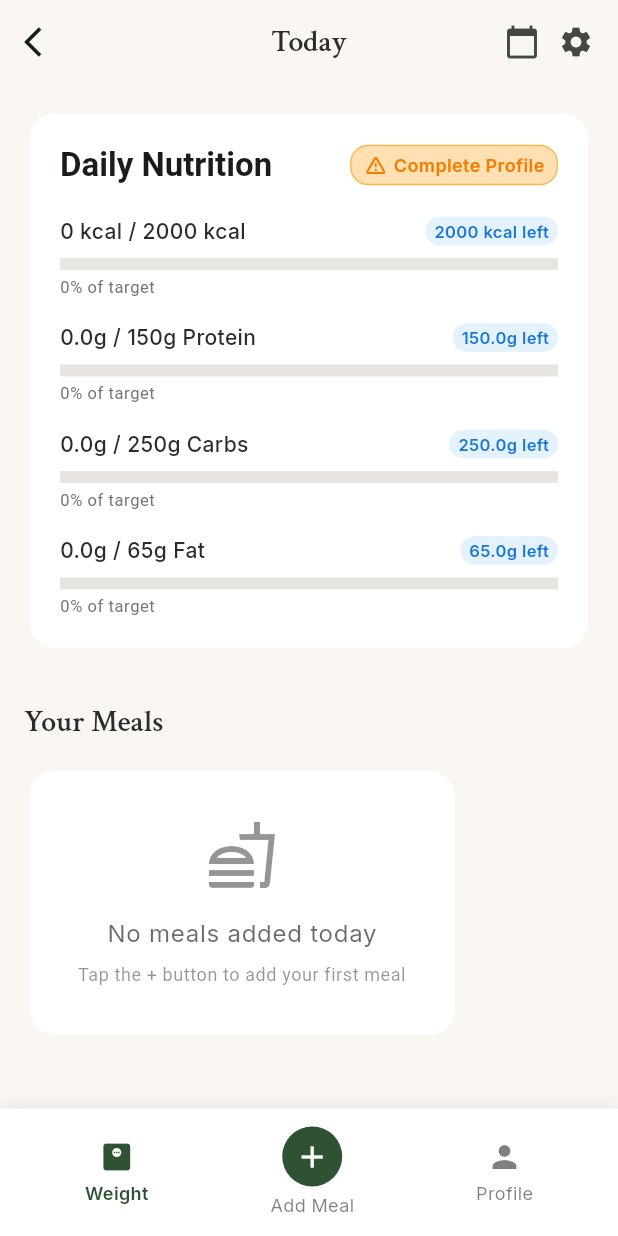
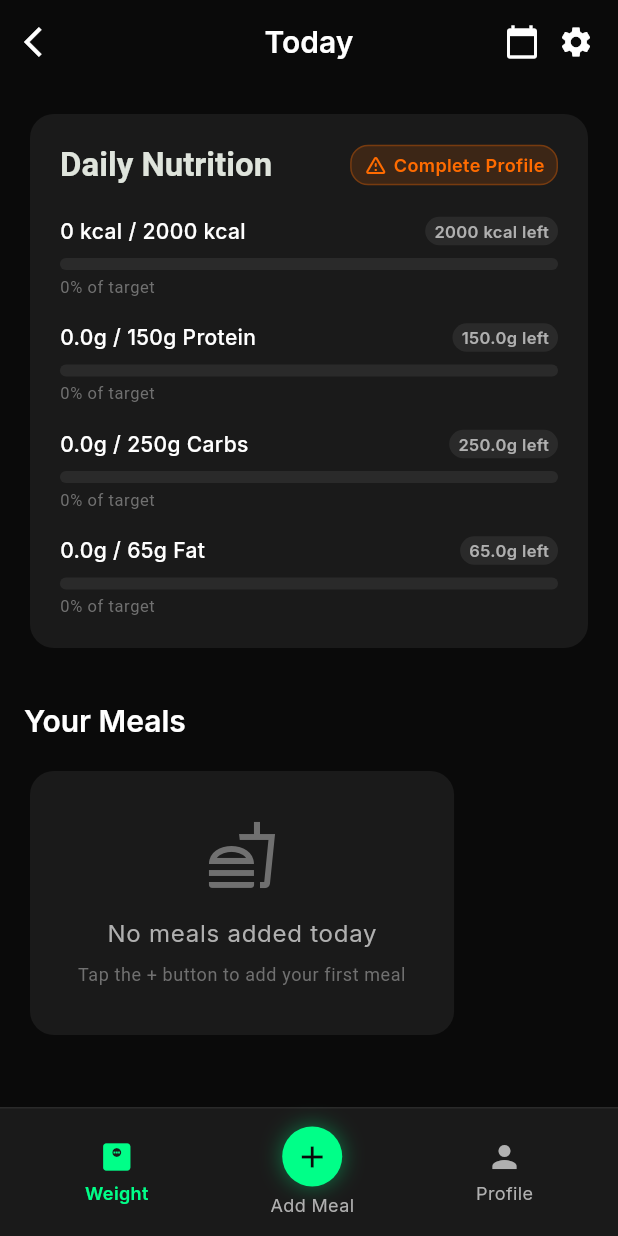
Before and after one commit to norbertgrzenkowicz/calories_counter, a Flutter app: the DashboardScreen screen opened directly with empty values, on a phone screen of 412 x 824 dp. Run offline on Flutter 3.47's test engine with Material 3 defaults, Android fonts, the light colour scheme and no system bars; our stand-ins replace camera, fl_chart, flutter_riverpod, freezed_annotation, get_it, google_fonts and 8 more; missing offline and left inert: mobile_scanner; accounts and stored records are empty; generated files the repository leaves out were written again; statements that could not run were skipped.

Commit message:
colors changed yaaay

```diff
--- a/flutter_app/lib/screens/barcode_scanner_screen.dart
+++ b/flutter_app/lib/screens/barcode_scanner_screen.dart
@@ -88,7 +88,7 @@ class _BarcodeScannerScreenState extends State<BarcodeScannerScreen> {
           Container(
             decoration: ShapeDecoration(
               shape: QrScannerOverlayShape(
-                borderColor: AppTheme.primaryGreen,
+                borderColor: AppTheme.neonGreen,
                 borderRadius: 10,
                 borderLength: 30,
                 borderWidth: 10,
--- a/flutter_app/lib/screens/dashboard_screen.dart
+++ b/flutter_app/lib/screens/dashboard_screen.dart
@@ -245,7 +245,7 @@ class _DashboardScreenState extends State<DashboardScreen> {
   @override
   Widget build(BuildContext context) {
     return Scaffold(
-      backgroundColor: AppTheme.creamWhite,
+      backgroundColor: AppTheme.darkBackground,
       appBar: AppBar(
         backgroundColor: Colors.transparent,
         elevation: 0,
@@ -397,9 +397,9 @@ class _DashboardScreenState extends State<DashboardScreen> {
                           padding: const EdgeInsets.symmetric(
                               horizontal: 8, vertical: 4),
                           decoration: BoxDecoration(
-                            color: Colors.orange.shade100,
+                            color: AppTheme.neonOrange.withOpacity(0.15),
                             borderRadius: BorderRadius.circular(12),
-                            border: Border.all(color: Colors.orange.shade300),
+                            border: Border.all(color: AppTheme.neonOrange.withOpacity(0.3)),
                           ),
                           child: Row(
                             mainAxisSize: MainAxisSize.min,
@@ -407,7 +407,7 @@ class _DashboardScreenState extends State<DashboardScreen> {
                               Icon(
                                 Icons.warning_amber_rounded,
                                 size: 16,
-                                color: Colors.orange.shade700,
+                                color: AppTheme.neonOrange,
                               ),
                               const SizedBox(width: 4),
                               Text(
@@ -415,7 +415,7 @@ class _DashboardScreenState extends State<DashboardScreen> {
                                 style: TextStyle(
                                   fontSize: 12,
                                   fontWeight: FontWeight.w600,
-                                  color: Colors.orange.shade700,
+                                  color: AppTheme.neonOrange,
                                 ),
                               ),
                             ],
@@ -427,9 +427,9 @@ class _DashboardScreenState extends State<DashboardScreen> {
                         padding: const EdgeInsets.symmetric(
                             horizontal: 8, vertical: 4),
                         decoration: BoxDecoration(
-                          color: Colors.green.shade100,
+                          color: AppTheme.neonGreen.withOpacity(0.15),
                           borderRadius: BorderRadius.circular(12),
-                          border: Border.all(color: Colors.green.shade300),
+                          border: Border.all(color: AppTheme.neonGreen.withOpacity(0.3)),
                         ),
                         child: Row(
                           mainAxisSize: MainAxisSize.min,
@@ -437,7 +437,7 @@ class _DashboardScreenState extends State<DashboardScreen> {
                             Icon(
                               Icons.check_circle,
                               size: 16,
-                              color: Colors.green.shade700,
+                              color: AppTheme.neonGreen,
                             ),
                             const SizedBox(width: 4),
                             Text(
@@ -445,7 +445,7 @@ class _DashboardScreenState extends State<DashboardScreen> {
                               style: TextStyle(
                                 fontSize: 12,
                                 fontWeight: FontWeight.w600,
-                                color: Colors.green.shade700,
+                                color: AppTheme.neonGreen,
                               ),
                             ),
                           ],
@@ -456,30 +456,34 @@ class _DashboardScreenState extends State<DashboardScreen> {
                 ),
                 const SizedBox(height: 20),
 
-                // Nutrition bars
+                // Nutrition bars with bright sporty colors
                 _buildNutritionBar(
                   '$totalCalories kcal / ${targetCalories.round()} kcal',
                   targetCalories > 0 ? totalCalories / targetCalories : 0,
                   isCalories: true,
                   remaining: (targetCalories - totalCalories).toDouble(),
+                  macroType: 'calories',
                 ),
                 const SizedBox(height: 16),
                 _buildNutritionBar(
                   '${totalProteins.toStringAsFixed(1)}g / ${targetProteins.toStringAsFixed(0)}g Protein',
                   targetProteins > 0 ? totalProteins / targetProteins : 0,
                   remaining: targetProteins - totalProteins,
+                  macroType: 'protein',
                 ),
                 const SizedBox(height: 16),
                 _buildNutritionBar(
                   '${totalCarbs.toStringAsFixed(1)}g / ${targetCarbs.toStringAsFixed(0)}g Carbs',
                   targetCarbs > 0 ? totalCarbs / targetCarbs : 0,
                   remaining: targetCarbs - totalCarbs,
+                  macroType: 'carbs',
                 ),
                 const SizedBox(height: 16),
                 _buildNutritionBar(
                   '${totalFats.toStringAsFixed(1)}g / ${targetFats.toStringAsFixed(0)}g Fat',
                   targetFats > 0 ? totalFats / targetFats : 0,
                   remaining: targetFats - totalFats,
+                  macroType: 'fat',
                 ),
 
                 // Goal information if profile exists
@@ -489,7 +493,7 @@ class _DashboardScreenState extends State<DashboardScreen> {
                   Container(
                     padding: const EdgeInsets.all(12),
                     decoration: BoxDecoration(
-                      color: AppTheme.softGray.withOpacity(0.3),
+                      color: AppTheme.borderColor,
                       borderRadius: BorderRadius.circular(8),
                     ),
                     child: Row(
@@ -497,7 +501,7 @@ class _DashboardScreenState extends State<DashboardScreen> {
                         Icon(
                           Icons.flag,
                           size: 16,
-                          color: AppTheme.primaryGreen,
+                          color: AppTheme.neonGreen,
                         ),
                         const SizedBox(width: 8),
                         Text(
@@ -505,7 +509,7 @@ class _DashboardScreenState extends State<DashboardScreen> {
                           style:
                               Theme.of(context).textTheme.bodySmall?.copyWith(
                                     fontWeight: FontWeight.w600,
-                                    color: AppTheme.charcoal,
+                                    color: AppTheme.textPrimary,
                                   ),
                         ),
                       ],
@@ -525,15 +529,21 @@ class _DashboardScreenState extends State<DashboardScreen> {
     double progress, {
     bool isCalories = false,
     double? remaining,
+    String macroType = '',
   }) {
-    // Determine progress bar color based on progress
+    // Determine progress bar color - use bright sporty colors for macros
     Color progressColor;
-    if (progress >= 1.0) {
-      progressColor = progress > 1.2 ? Colors.red : Colors.orange;
-    } else if (progress >= 0.8) {
-      progressColor = AppTheme.primaryGreen;
+    if (macroType == 'protein') {
+      progressColor = AppTheme.neonRed;
+    } else if (macroType == 'carbs') {
+      progressColor = AppTheme.neonYellow;
+    } else if (macroType == 'fat') {
+      progressColor = AppTheme.neonBlue;
+    } else if (macroType == 'calories') {
+      progressColor = AppTheme.neonGreen;
     } else {
-      progressColor = Colors.blue;
+      // Fallback
+      progressColor = AppTheme.textSecondary;
     }
 
     return Column(
@@ -547,6 +557,7 @@ class _DashboardScreenState extends State<DashboardScreen> {
                 label,
                 style: Theme.of(context).textTheme.bodyMedium?.copyWith(
                       fontWeight: FontWeight.w500,
+                      color: AppTheme.textPrimary,
                     ),
               ),
             ),
@@ -555,8 +566,8 @@ class _DashboardScreenState extends State<DashboardScreen> {
                 padding: const EdgeInsets.symmetric(horizontal: 6, vertical: 2),
                 decoration: BoxDecoration(
                   color: remaining > 0
-                      ? Colors.blue.shade50
-                      : Colors.orange.shade50,
+                      ? AppTheme.borderColor
+                      : AppTheme.neonOrange.withOpacity(0.2),
                   borderRadius: BorderRadius.circular(10),
                 ),
                 child: Text(
@@ -567,8 +578,8 @@ class _DashboardScreenState extends State<DashboardScreen> {
                     fontSize: 11,
                     fontWeight: FontWeight.w600,
                     color: remaining > 0
-                        ? Colors.blue.shade700
-                        : Colors.orange.shade700,
+                        ? AppTheme.textSecondary
+                        : AppTheme.neonOrange,
                   ),
                 ),
               ),
@@ -578,31 +589,37 @@ class _DashboardScreenState extends State<DashboardScreen> {
         const SizedBox(height: 8),
         Stack(
           children: [
-            LinearProgressIndicator(
-              value: progress.clamp(0.0, 1.0),
-              backgroundColor: AppTheme.softGray,
-              valueColor: AlwaysStoppedAnimation<Color>(progressColor),
-              minHeight: 8,
+            Container(
+              height: 8,
+              decoration: BoxDecoration(
+                color: AppTheme.borderColor,
+                borderRadius: BorderRadius.circular(4),
+              ),
             ),
-            if (progress > 1.0) ...[
-              // Show overflow indicator
-              Positioned.fill(
-                child: LinearProgressIndicator(
-                  value: 1.0,
-                  backgroundColor: Colors.transparent,
-                  valueColor: AlwaysStoppedAnimation<Color>(
-                      progressColor.withOpacity(0.3)),
-                  minHeight: 8,
+            FractionallySizedBox(
+              widthFactor: progress.clamp(0.0, 1.0),
+              child: Container(
+                height: 8,
+                decoration: BoxDecoration(
+                  color: progressColor,
+                  borderRadius: BorderRadius.circular(4),
+                  boxShadow: [
+                    BoxShadow(
+                      color: progressColor.withOpacity(0.5),
+                      blurRadius: 8,
+                      spreadRadius: 0,
+                    ),
+                  ],
                 ),
               ),
-            ],
+            ),
           ],
         ),
         const SizedBox(height: 4),
         Text(
           '${(progress * 100).toStringAsFixed(0)}% of target',
           style: Theme.of(context).textTheme.bodySmall?.copyWith(
-                color: Colors.grey.shade600,
+                color: AppTheme.textTertiary,
                 fontSize: 11,
               ),
         ),
@@ -647,20 +664,20 @@ class _DashboardScreenState extends State<DashboardScreen> {
             Icon(
               Icons.fastfood_outlined,
               size: 48,
-              color: AppTheme.charcoal.withOpacity(0.5),
+              color: AppTheme.textTertiary,
             ),
             const SizedBox(height: 16),
             Text(
               'No meals added today',
               style: Theme.of(context).textTheme.bodyLarge?.copyWith(
-                    color: AppTheme.charcoal.withOpacity(0.7),
+                    color: AppTheme.textSecondary,
                   ),
             ),
             const SizedBox(height: 8),
             Text(
               'Tap the + button to add your first meal',
               style: Theme.of(context).textTheme.bodySmall?.copyWith(
-                    color: AppTheme.charcoal.withOpacity(0.5),
+                    color: AppTheme.textTertiary,
                   ),
               textAlign: TextAlign.center,
             ),
@@ -697,9 +714,9 @@ class _DashboardScreenState extends State<DashboardScreen> {
                 height: 80,
                 width: double.infinity,
                 decoration: BoxDecoration(
-                  color: AppTheme.softGray,
+                  color: AppTheme.borderColor,
                   borderRadius: BorderRadius.circular(8),
-                  border: Border.all(color: AppTheme.charcoal.withOpacity(0.2)),
+                  border: Border.all(color: AppTheme.borderColor),
                 ),
                 child: meal.photoUrl != null
                     ? ClipRRect(
@@ -710,17 +727,17 @@ class _DashboardScreenState extends State<DashboardScreen> {
                           width: double.infinity,
                           height: double.infinity,
                           errorBuilder: (context, error, stackTrace) {
-                            return const Center(
+                            return Center(
                               child: Column(
                                 mainAxisAlignment: MainAxisAlignment.center,
                                 children: [
                                   Icon(Icons.fastfood,
-                                      size: 24, color: AppTheme.charcoal),
+                                      size: 24, color: AppTheme.textTertiary),
                                   SizedBox(height: 4),
                                   Text(
                                     'No photo',
                                     style: TextStyle(
-                                      color: AppTheme.charcoal,
+                                      color: AppTheme.textTertiary,
                                       fontSize: 12,
                                     ),
                                   ),
@@ -736,17 +753,17 @@ class _DashboardScreenState extends State<DashboardScreen> {
                           },
                         ),
                       )
-                    : const Center(
+                    : Center(
                         child: Column(
                           mainAxisAlignment: MainAxisAlignment.center,
                           children: [
                             Icon(Icons.fastfood,
-                                size: 24, color: AppTheme.charcoal),
+                                size: 24, color: AppTheme.textTertiary),
                             SizedBox(height: 4),
                             Text(
                               'No photo',
                               style: TextStyle(
-                                color: AppTheme.charcoal,
+                                color: AppTheme.textTertiary,
                                 fontSize: 12,
                               ),
                             ),
@@ -768,7 +785,7 @@ class _DashboardScreenState extends State<DashboardScreen> {
               Text(
                 '${meal.calories} cal',
                 style: Theme.of(context).textTheme.bodySmall?.copyWith(
-                      color: AppTheme.charcoal.withOpacity(0.7),
+                      color: AppTheme.textSecondary,
                     ),
                 textAlign: TextAlign.center,
               ),
@@ -783,14 +800,10 @@ class _DashboardScreenState extends State<DashboardScreen> {
     return Container(
       padding: const EdgeInsets.symmetric(vertical: 12, horizontal: 16),
       decoration: BoxDecoration(
-        color: Colors.white,
-        boxShadow: [
-          BoxShadow(
-            color: AppTheme.charcoal.withOpacity(0.1),
-            blurRadius: 10,
-            offset: const Offset(0, -2),
-          ),
-        ],
+        color: AppTheme.cardBackground,
+        border: Border(
+          top: BorderSide(color: AppTheme.borderColor, width: 1),
+        ),
       ),
       child: Row(
         mainAxisAlignment: MainAxisAlignment.spaceAround,
@@ -813,12 +826,19 @@ class _DashboardScreenState extends State<DashboardScreen> {
           Container(
             padding: const EdgeInsets.all(8),
             decoration: BoxDecoration(
-              color: AppTheme.primaryGreen,
+              color: AppTheme.neonGreen,
               shape: BoxShape.circle,
+              boxShadow: [
+                BoxShadow(
+                  color: AppTheme.neonGreen.withOpacity(0.4),
+                  blurRadius: 12,
+                  spreadRadius: 0,
+                ),
+              ],
             ),
             child: const Icon(
               Icons.add,
-              color: Colors.white,
+              color: AppTheme.darkBackground,
               size: 24,
             ),
           ),
@@ -827,8 +847,8 @@ class _DashboardScreenState extends State<DashboardScreen> {
             'Add Meal',
             style: TextStyle(
               color: isSelected
-                  ? AppTheme.primaryGreen
-                  : AppTheme.charcoal.withOpacity(0.6),
+                  ? AppTheme.neonGreen
+                  : AppTheme.textSecondary,
               fontSize: 12,
               fontWeight: isSelected ? FontWeight.w600 : FontWeight.normal,
             ),
@@ -848,8 +868,8 @@ class _DashboardScreenState extends State<DashboardScreen> {
           Icon(
             icon,
             color: isSelected
-                ? AppTheme.primaryGreen
-                : AppTheme.charcoal.withOpacity(0.6),
+                ? AppTheme.neonGreen
+                : AppTheme.textSecondary,
             size: 24,
           ),
           const SizedBox(height: 4),
@@ -857,8 +877,8 @@ class _DashboardScreenState extends State<DashboardScreen> {
             label,
             style: TextStyle(
               color: isSelected
-                  ? AppTheme.primaryGreen
-                  : AppTheme.charcoal.withOpacity(0.6),
+                  ? AppTheme.neonGreen
+                  : AppTheme.textSecondary,
               fontSize: 12,
               fontWeight: isSelected ? FontWeight.w600 : FontWeight.normal,
             ),
--- a/flutter_app/lib/theme/app_theme.dart
+++ b/flutter_app/lib/theme/app_theme.dart
@@ -2,27 +2,33 @@ import 'package:flutter/material.dart';
 import 'package:google_fonts/google_fonts.dart';
 
 class AppTheme {
-  // Huckberry-inspired color palette for adventure/travel
-  static const Color primaryGreen = Color(0xFF2F5233); // Pine green
-  static const Color forestGreen = Color(0xFF1B4332); // Darker forest green
-  static const Color warmBrown = Color(0xFF8B4513); // Adventure brown
-  static const Color creamWhite = Color(0xFFFAF7F2); // Warm cream
-  static const Color softGray = Color(0xFFE8E5E0); // Light gray
-  static const Color charcoal = Color(0xFF2C2C2C); // Dark text
-  static const Color accentOrange = Color(0xFFD4811C); // Warm accent
+  // Dark mode minimalistic palette with premium feel
+  static const Color darkBackground = Color(0xFF0A0A0A); // Pure dark background
+  static const Color cardBackground = Color(0xFF1A1A1A); // Elevated surfaces
+  static const Color borderColor = Color(0xFF2A2A2A); // Subtle borders
+  static const Color textPrimary = Color(0xFFFFFFFF); // White text
+  static const Color textSecondary = Color(0xFFB0B0B0); // Gray text
+  static const Color textTertiary = Color(0xFF707070); // Dimmed text
+
+  // Bright sporty accent colors - used sparingly for macros/goals
+  static const Color neonRed = Color(0xFFFF0055); // Protein
+  static const Color neonYellow = Color(0xFFFFFF00); // Carbs
+  static const Color neonBlue = Color(0xFF00E5FF); // Fats
+  static const Color neonGreen = Color(0xFF00FF88); // Success/Calories
+  static const Color neonOrange = Color(0xFFFF6B00); // Warning
 
   // Gradient definitions
   static const LinearGradient backgroundGradient = LinearGradient(
     begin: Alignment.topLeft,
     end: Alignment.bottomRight,
-    colors: [creamWhite, softGray],
+    colors: [darkBackground, Color(0xFF0F0F0F)],
     stops: [0.0, 1.0],
   );
 
   static const LinearGradient buttonGradient = LinearGradient(
     begin: Alignment.topLeft,
     end: Alignment.bottomRight,
-    colors: [primaryGreen, forestGreen],
+    colors: [Color(0xFF2A2A2A), Color(0xFF1F1F1F)],
     stops: [0.0, 1.0],
   );
 
@@ -30,50 +36,51 @@ class AppTheme {
     return ThemeData(
       useMaterial3: true,
       colorScheme: ColorScheme.fromSeed(
-        seedColor: primaryGreen,
-        brightness: Brightness.light,
-        primary: primaryGreen,
-        surface: creamWhite,
-        background: creamWhite,
+        seedColor: neonGreen,
+        brightness: Brightness.dark,
+        primary: textPrimary,
+        surface: cardBackground,
+        background: darkBackground,
       ),
+      scaffoldBackgroundColor: darkBackground,
 
-      // Custom typography with modern serif headlines and clean body text
+      // Custom typography - Clean, modern, minimalistic
       textTheme: TextTheme(
-        // Headlines - Modern serif for sophistication
-        displayLarge: GoogleFonts.crimsonText(
+        // Headlines - Clean sans-serif for modern feel
+        displayLarge: GoogleFonts.inter(
           fontSize: 32,
           fontWeight: FontWeight.bold,
-          color: charcoal,
+          color: textPrimary,
           letterSpacing: -0.5,
         ),
-        displayMedium: GoogleFonts.crimsonText(
+        displayMedium: GoogleFonts.inter(
           fontSize: 28,
           fontWeight: FontWeight.bold,
-          color: charcoal,
+          color: textPrimary,
           letterSpacing: -0.3,
         ),
-        headlineLarge: GoogleFonts.crimsonText(
+        headlineLarge: GoogleFonts.inter(
           fontSize: 24,
           fontWeight: FontWeight.bold,
-          color: charcoal,
+          color: textPrimary,
         ),
-        headlineMedium: GoogleFonts.crimsonText(
+        headlineMedium: GoogleFonts.inter(
           fontSize: 20,
           fontWeight: FontWeight.w600,
-          color: charcoal,
+          color: textPrimary,
         ),
 
         // Body text - Clean and readable
         bodyLarge: GoogleFonts.inter(
           fontSize: 16,
           fontWeight: FontWeight.normal,
-          color: charcoal,
+          color: textPrimary,
           height: 1.5,
         ),
         bodyMedium: GoogleFonts.inter(
           fontSize: 14,
           fontWeight: FontWeight.normal,
-          color: charcoal,
+          color: textSecondary,
           height: 1.4,
         ),
 
@@ -81,39 +88,41 @@ class AppTheme {
         labelLarge: GoogleFonts.inter(
           fontSize: 14,
           fontWeight: FontWeight.w500,
-          color: charcoal,
+          color: textPrimary,
           letterSpacing: 0.1,
         ),
         labelMedium: GoogleFonts.inter(
           fontSize: 12,
           fontWeight: FontWeight.w500,
-          color: charcoal.withOpacity(0.7),
+          color: textSecondary,
           letterSpacing: 0.5,
         ),
       ),
 
-      // Custom AppBar theme for macOS-like headers
+      // Custom AppBar theme
       appBarTheme: AppBarTheme(
         backgroundColor: Colors.transparent,
         elevation: 0,
         scrolledUnderElevation: 0,
         centerTitle: true,
-        titleTextStyle: GoogleFonts.crimsonText(
+        iconTheme: const IconThemeData(color: textPrimary),
+        titleTextStyle: GoogleFonts.inter(
           fontSize: 20,
           fontWeight: FontWeight.w600,
-          color: charcoal,
+          color: textPrimary,
         ),
       ),
 
       // Custom button themes
       elevatedButtonTheme: ElevatedButtonThemeData(
         style: ElevatedButton.styleFrom(
-          backgroundColor: primaryGreen,
-          foregroundColor: Colors.white,
+          backgroundColor: cardBackground,
+          foregroundColor: textPrimary,
           elevation: 0,
           shadowColor: Colors.transparent,
           shape: RoundedRectangleBorder(
             borderRadius: BorderRadius.circular(12),
+            side: const BorderSide(color: borderColor, width: 1),
           ),
           padding: const EdgeInsets.symmetric(horizontal: 32, vertical: 16),
           textStyle: GoogleFonts.inter(
@@ -128,28 +137,28 @@ class AppTheme {
       inputDecorationTheme: InputDecorationTheme(
         border: OutlineInputBorder(
           borderRadius: BorderRadius.circular(12),
-          borderSide: BorderSide(color: softGray, width: 1),
+          borderSide: const BorderSide(color: borderColor, width: 1),
         ),
         enabledBorder: OutlineInputBorder(
           borderRadius: BorderRadius.circular(12),
-          borderSide: BorderSide(color: softGray, width: 1),
+          borderSide: const BorderSide(color: borderColor, width: 1),
         ),
         focusedBorder: OutlineInputBorder(
           borderRadius: BorderRadius.circular(12),
-          borderSide: BorderSide(color: primaryGreen, width: 2),
+          borderSide: const BorderSide(color: textPrimary, width: 2),
         ),
         filled: true,
-        fillColor: Colors.white,
+        fillColor: cardBackground,
         contentPadding: const EdgeInsets.symmetric(
           horizontal: 16,
           vertical: 16,
         ),
         hintStyle: GoogleFonts.inter(
-          color: charcoal.withOpacity(0.5),
+          color: textTertiary,
           fontSize: 14,
         ),
         labelStyle: GoogleFonts.inter(
-          color: charcoal.withOpacity(0.7),
+          color: textSecondary,
           fontSize: 14,
           fontWeight: FontWeight.w500,
         ),
@@ -159,8 +168,17 @@ class AppTheme {
       cardTheme: CardThemeData(
         elevation: 0,
         shape: RoundedRectangleBorder(borderRadius: BorderRadius.circular(16)),
-        color: Colors.white,
-        shadowColor: charcoal.withOpacity(0.08),
+        color: cardBackground,
+        shadowColor: Colors.transparent,
+      ),
+
+      // Icon theme
+      iconTheme: const IconThemeData(color: textPrimary),
+
+      // Divider theme
+      dividerTheme: const DividerThemeData(
+        color: borderColor,
+        thickness: 1,
       ),
     );
   }
```
Also changed, not shown: flutter_app/lib/screens/add_meal_screen.dart (+44 -5 lines), flutter_app/lib/screens/calendar_screen.dart (+5 -5 lines), flutter_app/lib/screens/dashboard_screen_riverpod.dart (+12 -12 lines), flutter_app/lib/screens/day_meals_screen.dart (+6 -6 lines), flutter_app/lib/screens/export_data_screen.dart (+25 -23 lines), flutter_app/lib/screens/login_screen.dart (+9 -9 lines), flutter_app/lib/screens/meal_detail_screen.dart (+17 -17 lines), flutter_app/lib/screens/profile_screen.dart (+12 -12 lines), flutter_app/lib/screens/register_screen.dart (+9 -9 lines), flutter_app/lib/screens/settings_screen.dart (+8 -8 lines), flutter_app/lib/screens/splash_screen.dart (+10 -32 lines), flutter_app/lib/screens/weight_tracking_screen.dart (+5 -5 lines), flutter_app/lib/widgets/custom_button.dart (+9 -9 lines), flutter_app/lib/widgets/custom_card.dart (+4 -4 lines), 2 more files.
